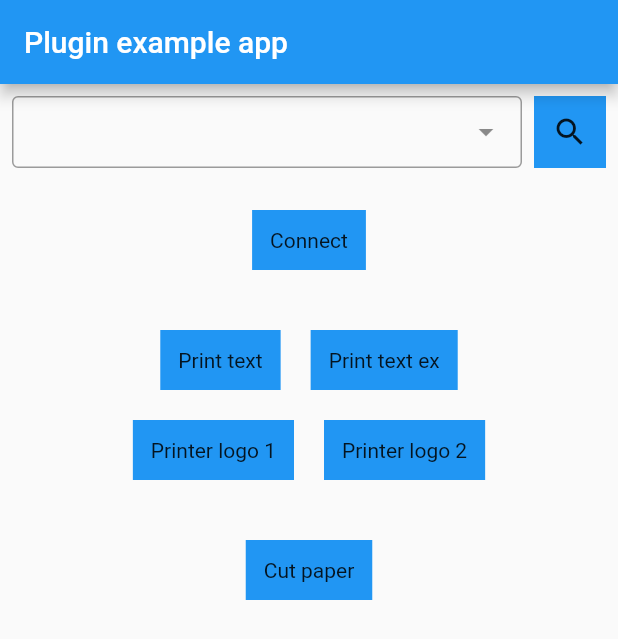
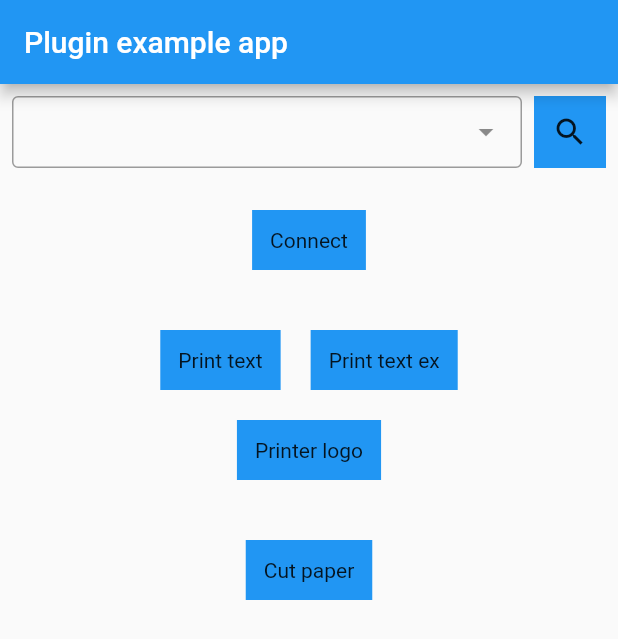
Before and after one commit to etvox-inc/sii_printer_flutter, a Flutter app: the screen it shows after launch, on a phone screen of 412 x 824 dp. Shown: the top 639 px of the screen. Run offline on Flutter 3.47's test engine with Material 2 defaults, Android fonts, the light colour scheme and no system bars; drawn by our look-alikes of dropdown_search; missing offline and left inert: dart:html.

Commit message:
[DEV] Edit printLogo function

```diff
--- a/example/lib/main.dart
+++ b/example/lib/main.dart
@@ -175,31 +175,14 @@ class _MyAppState extends State<MyApp> {
                               showDialog(context, "Please connect to printer first");
                               return;
                             }
-                            SiiPrinterCore.printLogo("type1").then((value) {
+                            SiiPrinterCore.printLogo("assets/images/logo.jpg").then((value) {
                               handleValue(value);
                             });
                           },
                           child: Container(
                             padding: const EdgeInsets.all(12.0),
                             color: Colors.blue,
-                            child: const Text('Printer logo 1'),
-                          ),
-                        ),
-                        const SizedBox(width: 20.0),
-                        InkWell(
-                          onTap: () async {
-                            if (!isConnected) {
-                              showDialog(context, "Please connect to printer first");
-                              return;
-                            }
-                            SiiPrinterCore.printLogo("type2").then((value) {
-                              handleValue(value);
-                            });
-                          },
-                          child: Container(
-                            padding: const EdgeInsets.all(12.0),
-                            color: Colors.blue,
-                            child: const Text('Printer logo 2'),
+                            child: const Text('Printer logo'),
                           ),
                         ),
                       ],
--- a/pubspec.yaml
+++ b/pubspec.yaml
@@ -1,6 +1,6 @@
 name: sii_printer_plugin
 description: A new Flutter project.
-version: 0.0.5
+version: 0.0.6
 homepage:
 
 environment:
```
Also changed, not shown: lib/sii_printer_core.dart (+6 -5 lines), example/pubspec.lock.
